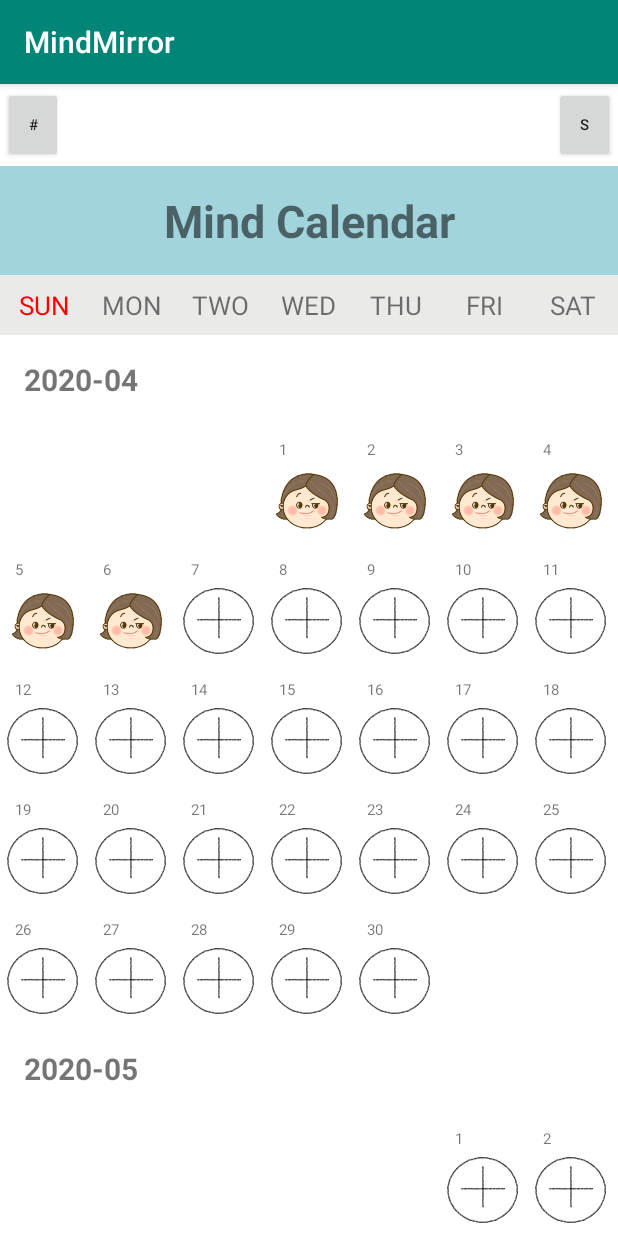
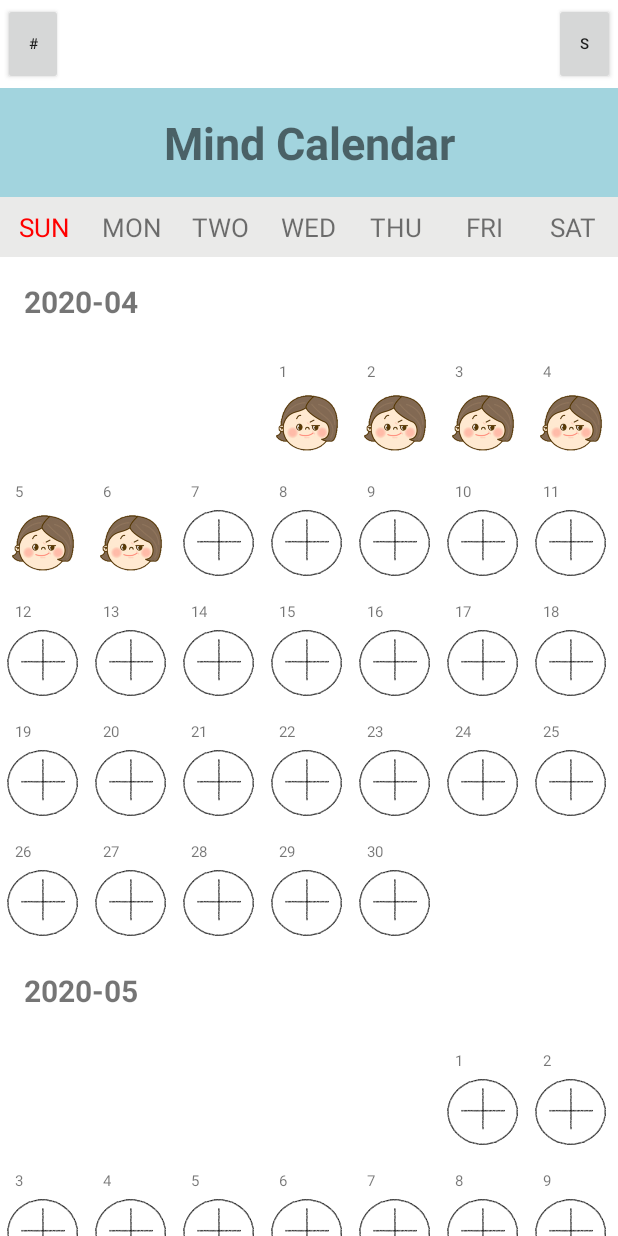
Before and after one commit to freedomchurl/MindMirror, an Android app: the screen it shows after launch (MainActivity), on a phone screen of 412 x 824 dp. Run offline under Robolectric (Android 15) with nearby library versions, the phone set to English and light mode, and no system bars.

Commit message:
Title Bar Delete

```diff
--- a/app/src/main/java/vaninside/mindmirror/DetailFragment.java
+++ b/app/src/main/java/vaninside/mindmirror/DetailFragment.java
@@ -332,7 +332,7 @@ public class DetailFragment extends Fragment {
                                     public void onFailure(ErrorResult errorResult) {
                                         Log.e("KAKAO_API", "카카오링크 공유 실패: " + errorResult);
                                     }
-
+//ddd
                                     @Override
                                     public void onSuccess(KakaoLinkResponse result) {
                                         Log.i("KAKAO_API", "카카오링크 공유 성공");
--- a/app/src/main/res/values/styles.xml
+++ b/app/src/main/res/values/styles.xml
@@ -3,6 +3,7 @@
     <!-- Base application theme. -->
     <style name="AppTheme" parent="Theme.AppCompat.Light.DarkActionBar">
         <!-- Customize your theme here. -->
+        <item name="windowNoTitle">true</item>
         <item name="colorPrimary">@color/colorPrimary</item>
         <item name="colorPrimaryDark">@color/colorPrimaryDark</item>
         <item name="colorAccent">@color/colorAccent</item>
```
